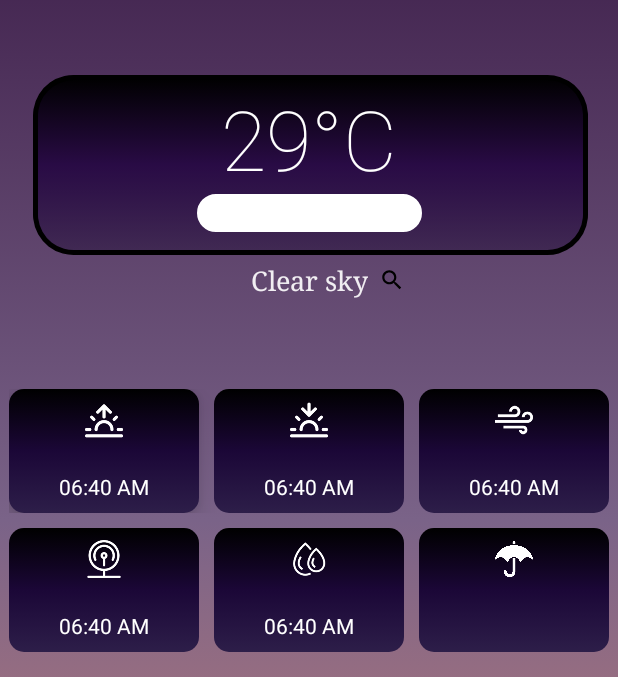
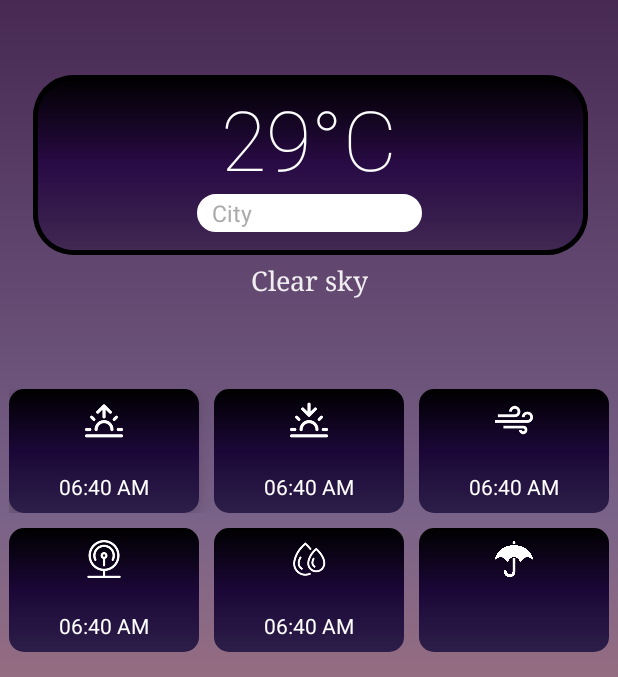
Before and after one commit to ThomasMSHKV/Umbrella, an Android app: the fragment FirstFragment shown on its own in the app's theme, on a phone screen of 412 x 824 dp, the part 98-775 px from its top. Run offline under Robolectric (Android 15) with nearby library versions, the light colour scheme and no system bars.

Commit message:
searchCity

```diff
--- a/app/build.gradle
+++ b/app/build.gradle
@@ -65,5 +65,11 @@ dependencies {
     implementation "androidx.navigation:navigation-fragment-ktx:$nav_version"
     implementation "androidx.navigation:navigation-ui-ktx:$nav_version"
 
+    //okHttp
+    implementation(platform("com.squareup.okhttp3:okhttp-bom:4.9.0"))
+    implementation("com.squareup.okhttp3:okhttp")
+    implementation("com.squareup.okhttp3:logging-interceptor")
+
+
 
 }
--- a/app/src/main/java/com/example/umbrella/data/Entities.kt
+++ b/app/src/main/java/com/example/umbrella/data/Entities.kt
@@ -4,6 +4,7 @@ import com.google.gson.annotations.SerializedName
 
 
 data class Weather(
+
     val weatherData: WeatherData
 
 )
--- a/app/src/main/java/com/example/umbrella/data/WeatherApi.kt
+++ b/app/src/main/java/com/example/umbrella/data/WeatherApi.kt
@@ -12,12 +12,12 @@ const val url = "api.openweathermap.org/data/2.5/weather?q=Moscow&appid=5fc05d7c
 
 interface WeatherApi {
 
-
-    @GET(url)
+    @GET("weather")
     fun getWeather(
         @Query("q") name: String?,
         @Query("apiKey") apiKey: String
-    ): Call<WeatherData>
+    ): Call<Weather>
+
 
 
     //    fun getWeather() : Call<WeatherData>
--- a/app/src/main/java/com/example/umbrella/data/WeatherRepository.kt
+++ b/app/src/main/java/com/example/umbrella/data/WeatherRepository.kt
@@ -11,6 +11,7 @@ import retrofit2.converter.gson.GsonConverterFactory
 class WeatherRepository : CoroutineScope {
     override val coroutineContext = Dispatchers.IO
     private val weatherApi: WeatherApi = Retrofit.Builder()
+
         .baseUrl("https://api.openweathermap.org/data/2.5/")
         .addConverterFactory(GsonConverterFactory.create())
         .build()
@@ -21,6 +22,7 @@ class WeatherRepository : CoroutineScope {
         weatherApi.getWeather("name", "apiKey")
             .execute()
             .body()
+            ?.weatherData
 
 
 
--- a/app/src/main/java/com/example/umbrella/fragments/FirstFragment.kt
+++ b/app/src/main/java/com/example/umbrella/fragments/FirstFragment.kt
@@ -1,31 +1,23 @@
 package com.example.umbrella.fragments
 
 import android.os.Bundle
-import androidx.fragment.app.Fragment
 import android.view.LayoutInflater
 import android.view.MotionEvent
 import android.view.View
 import android.view.ViewGroup
-import android.widget.EditText
-import android.widget.TextView
-import android.widget.Toast
-import androidx.core.widget.doAfterTextChanged
+import androidx.fragment.app.Fragment
 import com.example.umbrella.R
 import com.example.umbrella.data.Weather
 import com.example.umbrella.data.WeatherApi
-import com.example.umbrella.data.WeatherData
 import com.example.umbrella.data.WeatherRepository
 import com.google.android.material.bottomsheet.BottomSheetBehavior
 import kotlinx.android.synthetic.main.activity_main.*
 import kotlinx.android.synthetic.main.fragment_first.*
-import kotlinx.android.synthetic.main.fragment_navigation.*
 import kotlinx.coroutines.*
 import retrofit2.Call
-import retrofit2.Callback
-import retrofit2.Response
-import java.util.zip.Inflater
 
-class FirstFragment : Fragment(), WeatherApi, CoroutineScope {
+
+class FirstFragment : Fragment(),  CoroutineScope {
 
     override val coroutineContext = Dispatchers.Main
 
@@ -41,13 +33,9 @@ class FirstFragment : Fragment(), WeatherApi, CoroutineScope {
 
 
     override fun onViewCreated(view: View, savedInstanceState: Bundle?) {
-
         val infoFragment = InfoFragment()
         val repository = WeatherRepository()
         val bottomsheetFragment = BottomSheet_Fragment()
-
-
-
 
         launch {
             val weather = repository.getData()
@@ -69,7 +57,9 @@ class FirstFragment : Fragment(), WeatherApi, CoroutineScope {
             }
 
 
-        }
+
+
+
 
             BottomSheetBehavior.STATE_COLLAPSED
             sheet_btn.visibility = View.VISIBLE
@@ -99,22 +89,12 @@ class FirstFragment : Fragment(), WeatherApi, CoroutineScope {
                     ?.commit()
 
             }
-
-    }
-
-    override fun getWeather(name: String?, apiKey: String): Call<WeatherData> {
-        val repository = WeatherRepository()
-        val weather = repository.getData()
-
-
-        return getWeather(name, apiKey)
-
-
-    }
-
-    override fun getResponse(): Call<WeatherData> {
-
         }
 
 
         }
+//        override fun getWeather(name: String?, apiKey: String): Call<Weather> {
+//
+//    }
+
+}
--- a/app/src/main/res/layout/fragment_first.xml
+++ b/app/src/main/res/layout/fragment_first.xml
@@ -54,34 +54,34 @@
 
 
     <EditText
-        android:id="@+id/nameEdit"
+        android:id="@+id/searchCity"
         android:layout_width="150dp"
         android:layout_height="25dp"
-        android:background="@drawable/edits"
         android:maxLines="1"
-        android:paddingStart="10dp"
-        android:textColor="@android:color/black"
+        android:textColor="#FFFFFF"
+        android:hint="City"
         android:textColorHint="@android:color/darker_gray"
         android:textSize="15sp"
+        android:paddingStart="10dp"
+        android:background="@drawable/edits"
         app:layout_constraintEnd_toEndOf="parent"
         app:layout_constraintStart_toStartOf="parent"
         app:layout_constraintTop_toBottomOf="@id/temp"
-        tools:hint="@string/name"
         tools:ignore="MissingConstraints" />
 
-    <Button
-        android:id="@+id/nameBtn"
-        android:layout_width="17dp"
-        android:layout_height="17dp"
-        android:layout_marginStart="110dp"
-        android:layout_marginBottom="320dp"
-        android:background="@drawable/search_im_24"
-        android:clickable="true"
-        android:focusable="true"
-        app:layout_constraintBottom_toBottomOf="parent"
-        app:layout_constraintEnd_toEndOf="parent"
-        app:layout_constraintStart_toStartOf="parent"
-        app:layout_constraintTop_toTopOf="parent"/>
+<!--    <Button-->
+<!--        android:id="@+id/btnCity"-->
+<!--        android:layout_width="17dp"-->
+<!--        android:layout_height="17dp"-->
+<!--        android:layout_marginStart="110dp"-->
+<!--        android:layout_marginBottom="320dp"-->
+<!--        android:background="@drawable/search_im_24"-->
+<!--        android:clickable="true"-->
+<!--        android:focusable="true"-->
+<!--        app:layout_constraintBottom_toBottomOf="parent"-->
+<!--        app:layout_constraintEnd_toEndOf="parent"-->
+<!--        app:layout_constraintStart_toStartOf="parent"-->
+<!--        app:layout_constraintTop_toTopOf="parent"/>-->
 
     <TextView
         android:id="@+id/description"
@@ -93,7 +93,7 @@
         android:textSize="18dp"
         app:layout_constraintEnd_toEndOf="parent"
         app:layout_constraintStart_toStartOf="parent"
-        app:layout_constraintTop_toBottomOf="@id/nameEdit"
+        app:layout_constraintTop_toBottomOf="@id/searchCity"
         tools:ignore="MissingConstraints"
         tools:text="@string/description" />
 
--- a/build.gradle
+++ b/build.gradle
@@ -6,7 +6,7 @@ buildscript {
         jcenter()
     }
     dependencies {
-        classpath "com.android.tools.build:gradle:4.1.1"
+        classpath "com.android.tools.build:gradle:4.1.2"
         classpath "org.jetbrains.kotlin:kotlin-gradle-plugin:$kotlin_version"
 
         // NOTE: Do not place your application dependencies here; they belong
```
Lines whose indentation alone changed are shown as unchanged.
